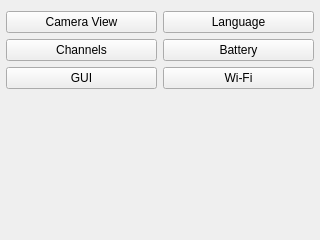
Old version of the form ui/SettingsWidget.ui in the repository F-WuTS/botui.
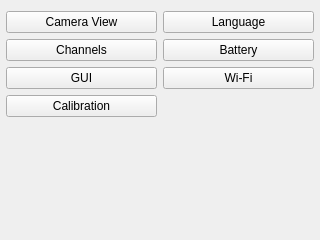
New version of the form. Icons and pictures are not drawn.

Diff of the .ui file:
```diff
--- a/ui/SettingsWidget.ui
+++ b/ui/SettingsWidget.ui
@@ -60,6 +60,17 @@
          </property>
         </widget>
        </item>
+       <item>
+        <widget class="QPushButton" name="calibration">
+         <property name="text">
+          <string>Calibration</string>
+         </property>
+         <property name="icon">
+          <iconset resource="../rc/icons.qrc">
+           <normaloff>:/icons/monitor_edit.png</normaloff>:/icons/monitor_edit.png</iconset>
+         </property>
+        </widget>
+       </item>
        <item>
         <spacer name="verticalSpacer_2">
          <property name="orientation">
```
